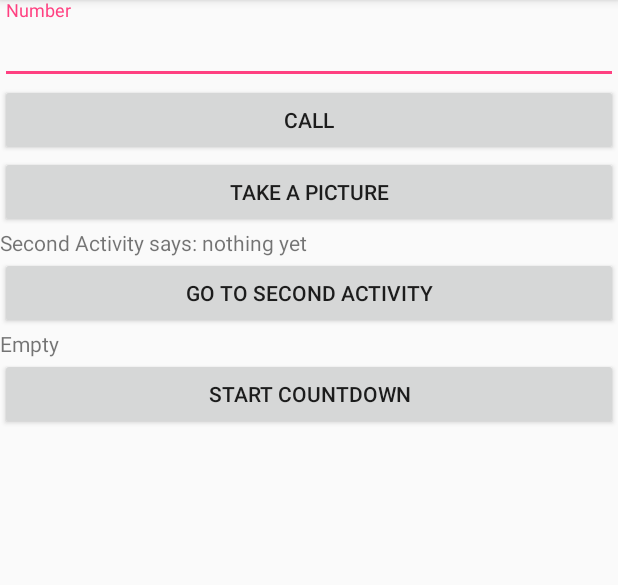
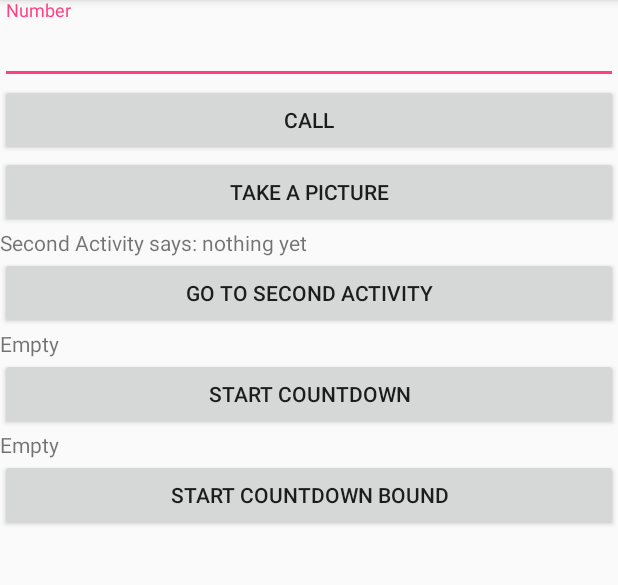
Before and after one commit to kryx07/Intents2, an Android app: the screen it shows after launch (IntentActivity), on a phone screen of 412 x 824 dp, the part 84-669 px from its top. Run offline under Robolectric (Android 15) with nearby library versions, the phone set to English and light mode, and no system bars; our stand-ins replace ButterKnife.

Commit message:
Bound Service completed.

```diff
--- a/app/src/main/AndroidManifest.xml
+++ b/app/src/main/AndroidManifest.xml
@@ -26,7 +26,7 @@
         <service
             android:name=".SampleService"
             android:exported="false" />
-        <service android:name=".HelloService2" />
+        <service android:name=".SampleServiceBound" />
     </application>
 
 </manifest>
--- a/app/src/main/java/kryx07/intents2/IntentActivity.kt
+++ b/app/src/main/java/kryx07/intents2/IntentActivity.kt
@@ -1,6 +1,7 @@
 package kryx07.intents2
 
 import android.content.*
+import android.content.Context.*
 import android.graphics.Bitmap
 import android.net.Uri
 import android.os.Bundle
@@ -20,28 +21,20 @@ class IntentActivity : AppCompatActivity() {
 
     private val logger = KotlinLogging.logger {}
 
+    private var myServiceBinder: SampleServiceBound.MyBinder? = null
+
+
     override fun onCreate(savedInstanceState: Bundle?) {
         super.onCreate(savedInstanceState)
         setContentView(R.layout.activity_main)
         ButterKnife.bind(this)
-        init()
-    }
-
-    fun init() {
-        /* call_button.setOnClickListener { call() }
-         camera_button.setOnClickListener { takeAPhoto() }*/
-        //call_button.setOnClickListener { call() }
-        /*val url = "http://www.google.com"
-        val i = Intent(Intent.ACTION_VIEW)
-        i.data = Uri.parse(url)
-        startActivity(i)*/
+        doBindService()
     }
 
 
     override fun onStart() {
         super.onStart()
         registerReceiver()
-        //applicationContext.bindService(Intent(applicationContext,SampleService::class.java),mServiceConnection, Context.BIND_AUTO_CREATE)
     }
 
     @OnClick(R.id.call_button)
@@ -71,9 +64,23 @@ class IntentActivity : AppCompatActivity() {
     fun startCountDownService() {
         d("Clicked Start Service")
         applicationContext.startService(Intent(applicationContext, SampleService::class.java))
-        //applicationContext.startService(Intent(this@IntentActivity, HelloService2::class.java))
+        //applicationContext.startService(Intent(this@IntentActivity, SampleServiceBound::class.java))
     }
 
+    @OnClick(R.id.service_start_button2)
+    fun refreshDataFromBoundService() {
+        d("Clicked Start Service")
+        //applicationContext.startService(Intent(this@IntentActivity, SampleServiceBound::class.java))
+        if (myService != null) {
+            d("myService is initialized")
+            d("time received: " + myService!!.showTime())
+            countdown2.text = myService!!.showTime()
+
+        } else {
+            d("myService is null")
+        }
+
+    }
 
     override fun onActivityResult(requestCode: Int, resultCode: Int, data: Intent) {
         when (requestCode) {
@@ -96,16 +103,6 @@ class IntentActivity : AppCompatActivity() {
 
     }
 
-    /*private val mBroadcastReceiver = object : BroadcastReceiver() {
-        override fun onReceive(context: Context, intent: Intent) {
-            if (intent.action == getString(R.string.string)) {
-                val param = intent.getStringExtra(getString(R.string.string))
-                countdown.text = param
-                // do something
-            }
-        }
-    }*/
-
     fun registerReceiver() {
         val loadingReceiver = object : BroadcastReceiver() {
             override fun onReceive(context: Context, intent: Intent) {
@@ -122,15 +119,28 @@ class IntentActivity : AppCompatActivity() {
 
     fun d(str: String) = Log.e(this.javaClass.simpleName, str)
 
-}
+    private var myService: SampleServiceBound? = null
+    var mServiceConnection: ServiceConnection = object : ServiceConnection {
 
-object mServiceConnection : ServiceConnection {
-    override fun onServiceDisconnected(name: ComponentName?) {
-        TODO("not implemented") //To change body of created functions use File | Settings | File Templates.
+
+        override fun onServiceConnected(name: ComponentName?, binder: IBinder?) {
+            Log.d("ServiceConnection", "connected")
+            myServiceBinder = binder as SampleServiceBound.MyBinder?
+            if (myServiceBinder != null) {
+                myService = (myServiceBinder as SampleServiceBound.MyBinder).getService()
+            }
+
+        }
+
+        override fun onServiceDisconnected(name: ComponentName?) {
+            Log.d("ServiceConnection", "disconnected")
+            myService = null
+
+        }
     }
 
-    override fun onServiceConnected(name: ComponentName?, service: IBinder?) {
-        TODO("not implemented") //To change body of created functions use File | Settings | File Templates.
+    fun doBindService() {
+        this.bindService(Intent(this, SampleServiceBound::class.java), mServiceConnection, Context.BIND_AUTO_CREATE)
     }
 
 }
--- a/app/src/main/java/kryx07/intents2/SampleService.kt
+++ b/app/src/main/java/kryx07/intents2/SampleService.kt
@@ -44,7 +44,7 @@ class SampleService : Service() {
 
     }
 
-    inner class CountDown(val millisInFuture: Long, countDownInterval: Long) : CountDownTimer(millisInFuture, countDownInterval) {
+    inner class CountDown(millisInFuture: Long, countDownInterval: Long) : CountDownTimer(millisInFuture, countDownInterval) {
 
         override fun onTick(millisUntilFinished: Long) {
             val ms = millisUntilFinished
@@ -58,7 +58,6 @@ class SampleService : Service() {
         override fun onFinish() {
             sendString("Game Over")
             onDestroy()
-
         }
     }
 
--- a/app/src/main/res/layout/activity_main.xml
+++ b/app/src/main/res/layout/activity_main.xml
@@ -63,6 +63,20 @@
         android:layout_below="@id/countdown"
         android:text="@string/start_countdown" />
 
+    <TextView
+        android:id="@+id/countdown2"
+        android:layout_width="match_parent"
+        android:layout_height="wrap_content"
+        android:layout_below="@id/service_start_button"
+        android:text="Empty" />
+
+    <Button
+        android:id="@+id/service_start_button2"
+        android:layout_width="match_parent"
+        android:layout_height="wrap_content"
+        android:layout_below="@id/countdown2"
+        android:text="@string/start_countdown_bound" />
+
     <ImageView
         android:id="@+id/image"
         android:layout_width="match_parent"
--- a/app/src/main/res/values/strings.xml
+++ b/app/src/main/res/values/strings.xml
@@ -10,6 +10,7 @@
     <string name="input_text_result_prompt">Any text</string>
     <string name="return_button_text">Return</string>
     <string name="start_countdown">Start Countdown</string>
+    <string name="start_countdown_bound">Start Countdown Bound</string>
     <string name="broadcast_action">broadcast_action</string>
     <string name="string">string</string>
 </resources>
```
Also changed, not shown: app/src/main/java/kryx07/intents2/App.kt (+7 -7 lines), app/src/main/java/kryx07/intents2/App2.java (deleted, +0 -32 lines), app/src/main/java/kryx07/intents2/SampleServiceBound.kt (renamed from app/src/main/java/kryx07/intents2/HelloService2.kt, +47 -4 lines).
